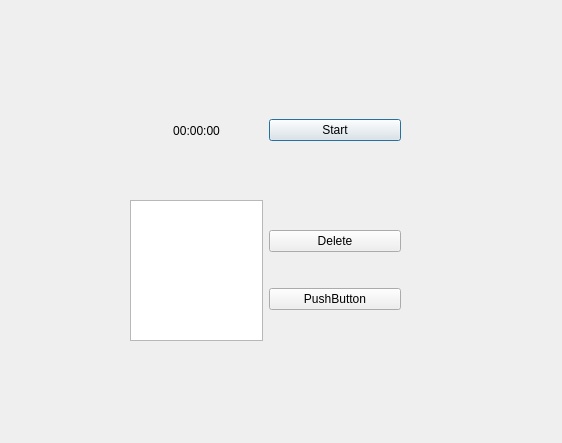
The window that timerw.ui (Enotik98/Lab_2) describes before a commit, drawn with Qt 5.
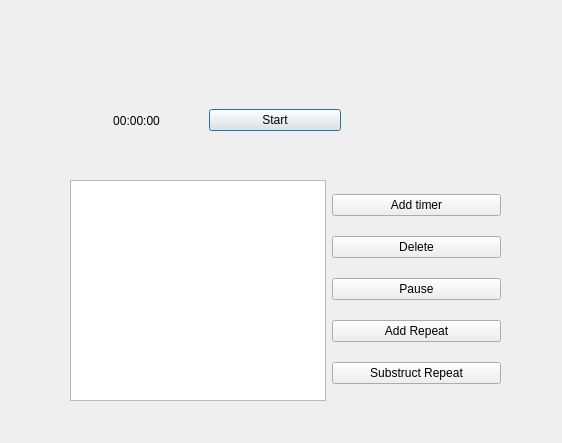
The same window after the commit.

Commit message: The timer is working

Patch:
```diff
--- a/timerw.ui
+++ b/timerw.ui
@@ -16,8 +16,8 @@
   <widget class="QWidget" name="horizontalLayoutWidget">
    <property name="geometry">
     <rect>
-     <x>130</x>
-     <y>90</y>
+     <x>70</x>
+     <y>80</y>
      <width>271</width>
      <height>81</height>
     </rect>
@@ -45,17 +45,17 @@
   <widget class="QWidget" name="horizontalLayoutWidget_2">
    <property name="geometry">
     <rect>
-     <x>130</x>
-     <y>200</y>
-     <width>271</width>
-     <height>141</height>
+     <x>70</x>
+     <y>180</y>
+     <width>431</width>
+     <height>221</height>
     </rect>
    </property>
    <layout class="QHBoxLayout" name="horizontalLayout_2">
     <item>
      <widget class="QListWidget" name="list_of_timers">
       <property name="sizePolicy">
-       <sizepolicy hsizetype="Ignored" vsizetype="Expanding">
+       <sizepolicy hsizetype="Fixed" vsizetype="Expanding">
         <horstretch>0</horstretch>
         <verstretch>0</verstretch>
        </sizepolicy>
@@ -64,6 +64,13 @@
     </item>
     <item>
      <layout class="QVBoxLayout" name="verticalLayout">
+      <item>
+       <widget class="QPushButton" name="add_new_timer">
+        <property name="text">
+         <string>Add timer</string>
+        </property>
+       </widget>
+      </item>
       <item>
        <widget class="QPushButton" name="delete_timer">
         <property name="text">
@@ -74,7 +81,21 @@
       <item>
        <widget class="QPushButton" name="pushButton_3">
         <property name="text">
-         <string>PushButton</string>
+         <string>Pause</string>
+        </property>
+       </widget>
+      </item>
+      <item>
+       <widget class="QPushButton" name="AddRepeatCount">
+        <property name="text">
+         <string>Add Repeat</string>
+        </property>
+       </widget>
+      </item>
+      <item>
+       <widget class="QPushButton" name="SubstructRepeatCount">
+        <property name="text">
+         <string>Substruct Repeat</string>
         </property>
        </widget>
       </item>
```
Left out of the diff: 2 changed lines with no effect on the pictures. The commit also changes 11 other files.
